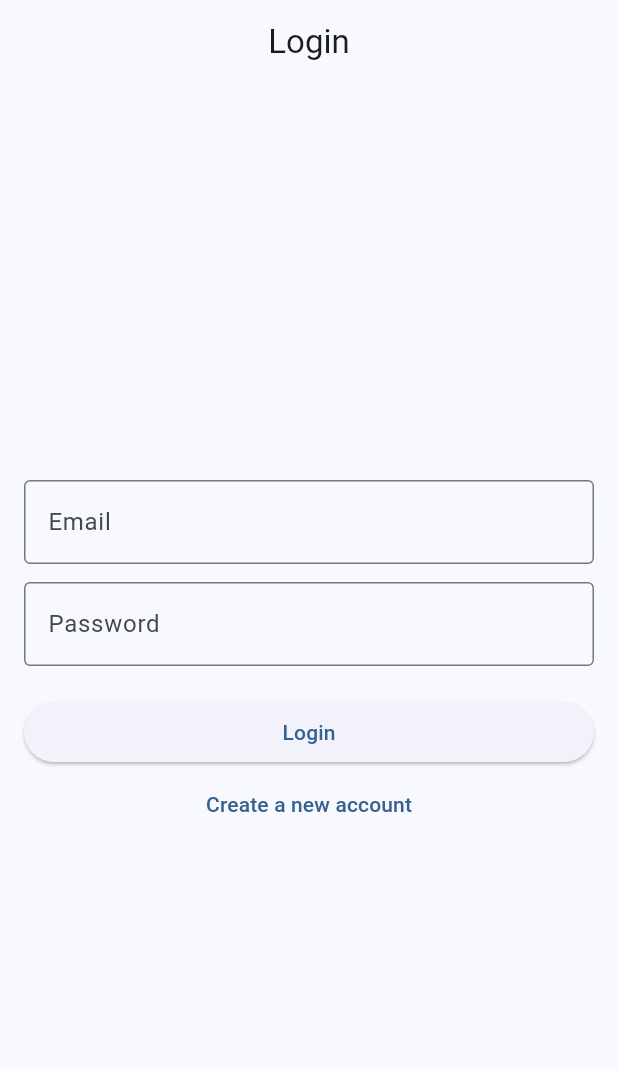
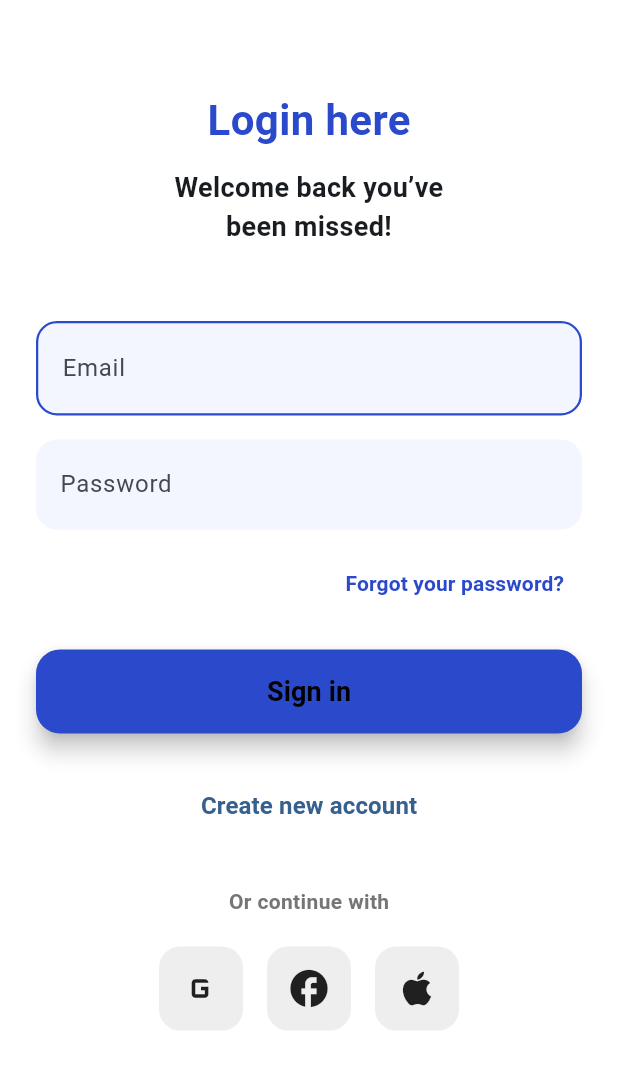
Before and after one commit to Saikot313/e_commerce_app, a Flutter app: the screen it shows after launch, on a phone screen of 412 x 824 dp. Shown: the top 1069 px of the screen. Run offline on Flutter 3.47's test engine with Material 3 defaults, Android fonts, the phone set to English and light mode, and no system bars; our stand-ins replace firebase_auth, firebase_core, get; accounts and stored records are empty.

Commit message:
Login UI Update

```diff
--- a/lib/controllers/product_controller.dart
+++ b/lib/controllers/product_controller.dart
@@ -45,6 +45,42 @@ class ProductController extends GetxController {
         description: 'High-quality stickers for laptops.',
         price: 4.99,
       ),
+      Product(
+        id: '1',
+        name: 'T-Shirt',
+        description: 'Comfortable cotton T-shirt with Flutter logo.',
+        price: 12.99,
+      ),
+      Product(
+        id: '2',
+        name: 'Mug',
+        description: 'Ceramic mug for coffee or tea.',
+        price: 8.50,
+      ),
+      Product(
+        id: '3',
+        name: 'Sticker Pack',
+        description: 'High-quality stickers for laptops.',
+        price: 4.99,
+      ),
+      Product(
+        id: '4',
+        name: 'Book',
+        description: 'Comfortable cotton T-shirt with Flutter logo.',
+        price: 12.99,
+      ),
+      Product(
+        id: '5',
+        name: 'Pen',
+        description: 'Ceramic mug for coffee or tea.',
+        price: 8.50,
+      ),
+      Product(
+        id: 'Flower',
+        name: 'Sticker Pack',
+        description: 'High-quality stickers for laptops.',
+        price: 4.99,
+      ),
     ]);
   }
 }
--- a/lib/views/auth/login_page.dart
+++ b/lib/views/auth/login_page.dart
@@ -19,71 +19,200 @@ class _LoginPageState extends State<LoginPage> {
   @override
   Widget build(BuildContext context) {
     return Scaffold(
-      appBar: AppBar(
-        title: Text(isLoginMode ? 'Login' : 'Sign Up'),
-        centerTitle: true,
+      backgroundColor: Colors.white,
+      body: SafeArea(
+        child: SingleChildScrollView(
+          padding: const EdgeInsets.symmetric(horizontal: 24),
+          child: Column(
+            crossAxisAlignment: CrossAxisAlignment.start,
+            children: [
+              const SizedBox(height: 60),
+
+              /// Title
+              Center(
+                child: Column(
+                  children: const [
+                    Text(
+                      "Login here",
+                      style: TextStyle(
+                        fontSize: 28,
+                        fontWeight: FontWeight.bold,
+                        color: Color(0xFF2B4ACB),
                       ),
-      body: Padding(
-        padding: const EdgeInsets.all(16.0),
-        child: Obx(
-              () => Column(
-            mainAxisAlignment: MainAxisAlignment.center,
-            children: [
-              TextField(
+                    ),
+                    SizedBox(height: 12),
+                    Text(
+                      "Welcome back you’ve\nbeen missed!",
+                      textAlign: TextAlign.center,
+                      style: TextStyle(
+                        fontSize: 18,
+                        fontWeight: FontWeight.w600,
+                      ),
+                    ),
+                  ],
+                ),
+              ),
+
+              const SizedBox(height: 50),
+
+              /// Email
+              Container(
+                decoration: BoxDecoration(
+                  color: const Color(0xFFF3F6FF),
+                  borderRadius: BorderRadius.circular(14),
+                  border: Border.all(
+                    color: const Color(0xFF2B4ACB),
+                    width: 1.5,
+                  ),
+                ),
+                child: TextField(
                   controller: _emailController,
                   decoration: const InputDecoration(
-                  labelText: 'Email',
-                  border: OutlineInputBorder(),
+                    hintText: "Email",
+                    border: InputBorder.none,
+                    contentPadding:
+                    EdgeInsets.symmetric(horizontal: 16, vertical: 18),
                   ),
                 ),
-              const SizedBox(height: 12),
-              TextField(
+              ),
+
+              const SizedBox(height: 16),
+
+              /// Password
+              Container(
+                decoration: BoxDecoration(
+                  color: const Color(0xFFF3F6FF),
+                  borderRadius: BorderRadius.circular(14),
+                ),
+                child: TextField(
                   controller: _passwordController,
                   obscureText: true,
                   decoration: const InputDecoration(
-                  labelText: 'Password',
-                  border: OutlineInputBorder(),
+                    hintText: "Password",
+                    border: InputBorder.none,
+                    contentPadding:
+                    EdgeInsets.symmetric(horizontal: 16, vertical: 18),
                   ),
                 ),
+              ),
+
+              const SizedBox(height: 12),
+
+              /// Forgot password
+              Align(
+                alignment: Alignment.centerRight,
+                child: TextButton(
+                  onPressed: () {},
+                  child: const Text(
+                    "Forgot your password?",
+                    style: TextStyle(
+                      color: Color(0xFF2B4ACB),
+                      fontWeight: FontWeight.w600,
+                    ),
+                  ),
+                ),
+              ),
+
               const SizedBox(height: 20),
-              _authController.isLoading.value
-                  ? const CircularProgressIndicator()
+
+              /// Login Button
+              Obx(
+                    () => _authController.isLoading.value
+                    ? const Center(child: CircularProgressIndicator())
                     : SizedBox(
                   width: double.infinity,
+                  height: 56,
                   child: ElevatedButton(
+                    style: ElevatedButton.styleFrom(
+                      backgroundColor: const Color(0xFF2B4ACB),
+                      shape: RoundedRectangleBorder(
+                        borderRadius: BorderRadius.circular(16),
+                      ),
+                      elevation: 6,
+                    ),
                     onPressed: () {
                       final email =
                       _emailController.text.trim();
                       final pass =
                       _passwordController.text.trim();
-
-                    if (isLoginMode) {
                       _authController.signIn(email, pass);
-                    } else {
-                      _authController.signUp(email, pass);
-                    }
                     },
-                  child: Text(
-                    isLoginMode ? 'Login' : 'Sign Up',
+                    child: const Text(
+                      "Sign in",
+                      style: TextStyle(
+                        fontSize: 18,
+                        fontWeight: FontWeight.bold,
+                        color: Colors.black
                       ),
                     ),
                   ),
-              TextButton(
+                ),
+              ),
+
+              const SizedBox(height: 24),
+
+              /// Create account
+              Center(
+                child: TextButton(
                   onPressed: () {
                     setState(() {
                       isLoginMode = !isLoginMode;
                     });
                   },
-                child: Text(
-                  isLoginMode
-                      ? 'Create a new account'
-                      : 'Already have an account? Login',
+                  child: const Text(
+                    "Create new account",
+                    style: TextStyle(
+                      fontSize: 16,
+                      fontWeight: FontWeight.w600,
                     ),
                   ),
+                ),
+              ),
+
+              const SizedBox(height: 30),
+
+              /// Divider
+              Center(
+                child: Text(
+                  "Or continue with",
+                  style: TextStyle(
+                    color: Colors.grey.shade600,
+                    fontWeight: FontWeight.w600,
+                  ),
+                ),
+              ),
+
+              const SizedBox(height: 20),
+
+              /// Social buttons
+              Row(
+                mainAxisAlignment: MainAxisAlignment.center,
+                children: [
+                  _socialButton(Icons.g_mobiledata),
+                  const SizedBox(width: 16),
+                  _socialButton(Icons.facebook),
+                  const SizedBox(width: 16),
+                  _socialButton(Icons.apple),
+                ],
+              ),
+
+              const SizedBox(height: 40),
             ],
           ),
         ),
       ),
     );
   }
+
+  Widget _socialButton(IconData icon) {
+    return Container(
+      height: 56,
+      width: 56,
+      decoration: BoxDecoration(
+        color: Colors.grey.shade200,
+        borderRadius: BorderRadius.circular(14),
+      ),
+      child: Icon(icon, size: 30),
+    );
   }
+}
```
Lines whose indentation alone changed are shown as unchanged.
